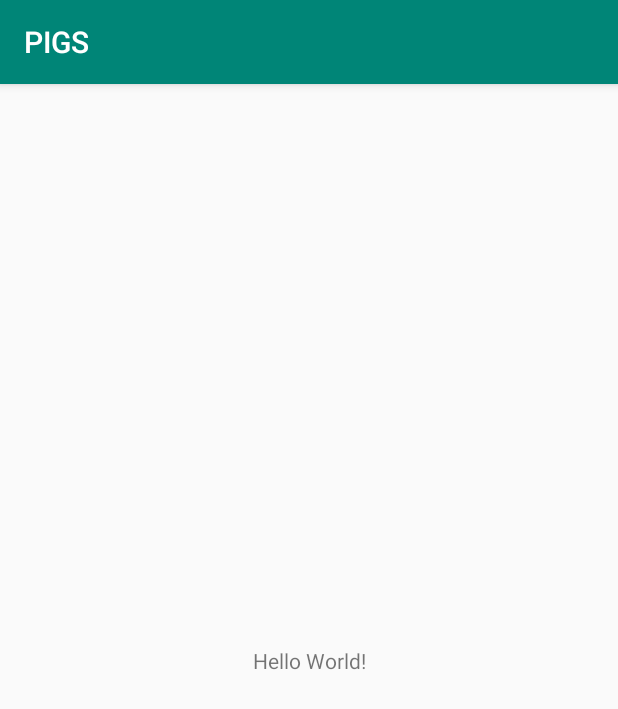
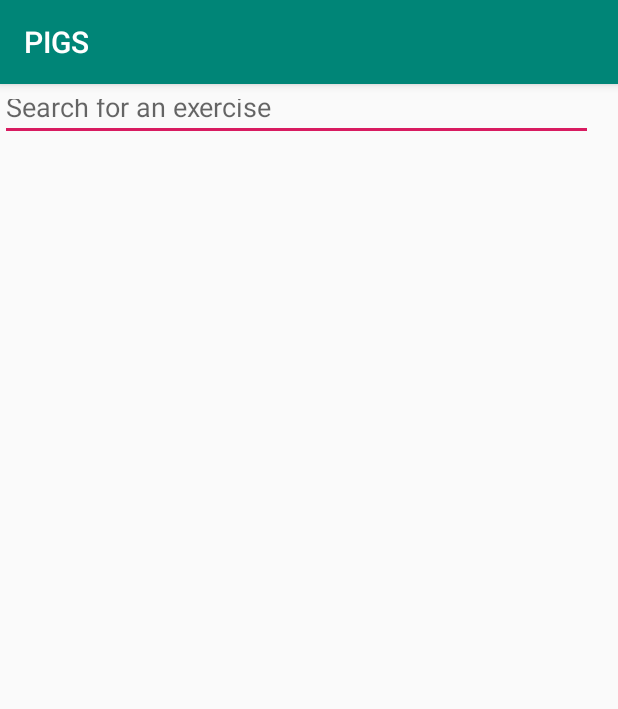
Before and after one commit to sbs61/pigs, an Android app: the screen it shows after launch (MainActivity), on a phone screen of 412 x 824 dp. Shown: the top 709 px of the screen. Run offline under Robolectric (Android 15) with nearby library versions, the phone set to English and light mode, and no system bars.

Commit message:
exercise layouts

```diff
--- a/app/build.gradle
+++ b/app/build.gradle
@@ -25,4 +25,6 @@ dependencies {
     testImplementation 'junit:junit:4.12'
     androidTestImplementation 'com.android.support.test:runner:1.0.2'
     androidTestImplementation 'com.android.support.test.espresso:espresso-core:3.0.2'
+    implementation 'com.android.support:design:28.0.0'
+    implementation 'com.android.support:recyclerview-v7:28.0.0'
 }
--- a/app/src/main/java/com/example/pigs/MainActivity.java
+++ b/app/src/main/java/com/example/pigs/MainActivity.java
@@ -10,6 +10,6 @@ public class MainActivity extends AppCompatActivity {
     @Override
     protected void onCreate(Bundle savedInstanceState) {
         super.onCreate(savedInstanceState);
-        setContentView(R.layout.activity_main);
+        setContentView(R.layout.activity_exercise);
     }
 }
--- /dev/null
+++ b/app/src/main/res/layout/acitvity_exerciseinfo.xml
@@ -0,0 +1,6 @@
+<?xml version="1.0" encoding="utf-8"?>
+<android.support.constraint.ConstraintLayout
+    xmlns:android="http://schemas.android.com/apk/res/android" android:layout_width="match_parent"
+    android:layout_height="match_parent">
+
+</android.support.constraint.ConstraintLayout>
--- /dev/null
+++ b/app/src/main/res/layout/activity_exercise.xml
@@ -0,0 +1,24 @@
+<?xml version="1.0" encoding="utf-8"?>
+<android.support.constraint.ConstraintLayout xmlns:android="http://schemas.android.com/apk/res/android"
+    xmlns:app="http://schemas.android.com/apk/res-auto"
+    xmlns:tools="http://schemas.android.com/tools"
+    android:layout_width="match_parent"
+    android:layout_height="match_parent">
+
+    <EditText
+        android:id="@+id/editText"
+        android:layout_width="395dp"
+        android:layout_height="38dp"
+        android:ems="10"
+        android:hint="Search for an exercise"
+        android:inputType="text"
+        tools:layout_editor_absoluteX="8dp"
+        tools:layout_editor_absoluteY="18dp" />
+
+    <ListView
+        android:layout_width="395dp"
+        android:layout_height="659dp"
+        tools:layout_editor_absoluteX="8dp"
+        tools:layout_editor_absoluteY="64dp" />
+
+</android.support.constraint.ConstraintLayout>
```
Also changed, not shown: app/src/main/java/com/example/pigs/activities/exercise/ExercisesActivity.java (+47 -1 lines), app/src/main/res/layout/activity_categoriesactivity.xml (added, +14 -0 lines).
